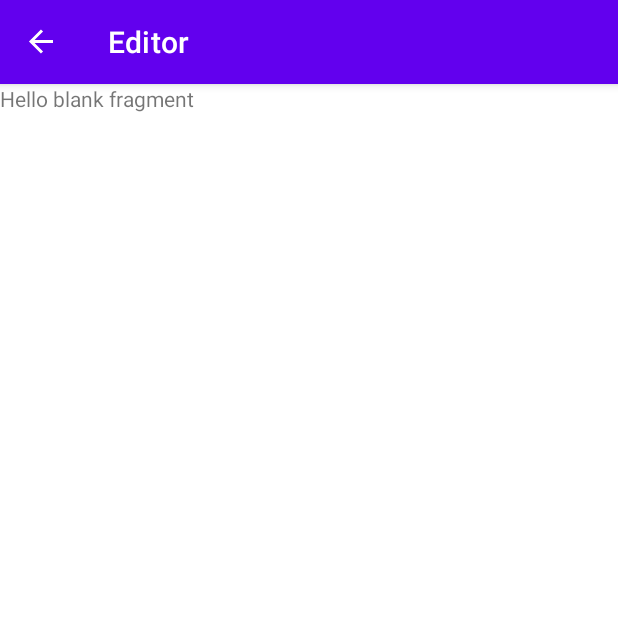
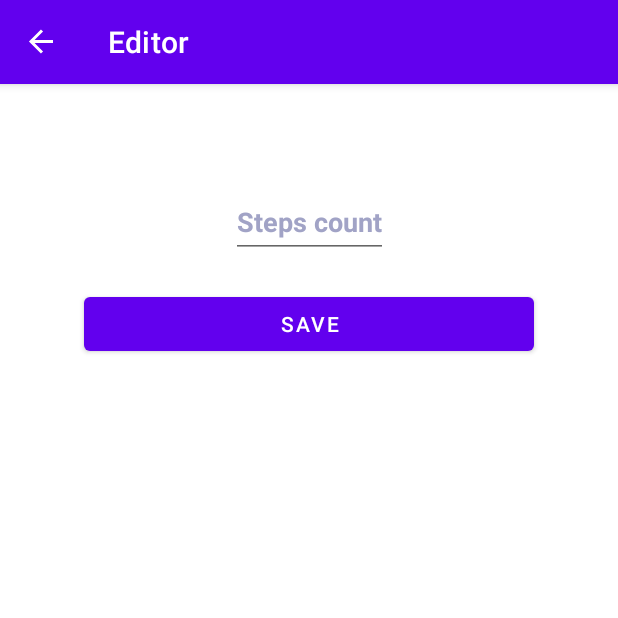
Before and after one commit to robertovna/GoogleFitApiStepLab, an Android app: the EditStepInfoFragment screen opened through its navigation route, on a phone screen of 412 x 824 dp, the top half of it. Run offline under Robolectric (Android 15) with nearby library versions, the phone set to English and light mode, and no system bars; our stand-ins replace navigation-ui; 2 statements that could not run were skipped.

Commit message:
added inserting steps

```diff
--- a/app/src/main/java/com/gayane/fitapp/EditStepInfoFragment.kt
+++ b/app/src/main/java/com/gayane/fitapp/EditStepInfoFragment.kt
@@ -5,6 +5,7 @@ import androidx.fragment.app.Fragment
 import android.view.LayoutInflater
 import android.view.View
 import android.view.ViewGroup
+import androidx.navigation.fragment.findNavController
 import com.gayane.fitapp.databinding.FragmentEditStepInfoBinding
 import com.gayane.fitapp.databinding.FragmentViewStepBinding
 
@@ -27,7 +28,12 @@ class EditStepInfoFragment : Fragment() {
     }
 
     private fun bindData() {
-
+        binding.addSteps.setOnClickListener {
+            val action = EditStepInfoFragmentDirections.actionEditStepInfoFragmentToViewStepFragment(
+                binding.count.text.toString().toInt()
+            )
+            findNavController().navigate(action)
+        }
     }
 
     override fun onDestroyView() {
--- a/app/src/main/res/layout/fragment_edit_step_info.xml
+++ b/app/src/main/res/layout/fragment_edit_step_info.xml
@@ -1,14 +1,37 @@
 <?xml version="1.0" encoding="utf-8"?>
-<FrameLayout xmlns:android="http://schemas.android.com/apk/res/android"
+<ScrollView xmlns:android="http://schemas.android.com/apk/res/android"
+    xmlns:app="http://schemas.android.com/apk/res-auto"
     xmlns:tools="http://schemas.android.com/tools"
     android:layout_width="match_parent"
-    android:layout_height="match_parent"
-    tools:context=".EditStepInfoFragment">
+    android:layout_height="match_parent">
 
-    <!-- TODO: Update blank fragment layout -->
-    <TextView
+    <androidx.constraintlayout.widget.ConstraintLayout
         android:layout_width="match_parent"
-        android:layout_height="match_parent"
-        android:text="@string/hello_blank_fragment" />
+        android:layout_height="wrap_content">
 
-</FrameLayout>
+        <EditText
+            android:id="@+id/count"
+            android:layout_width="wrap_content"
+            android:layout_height="wrap_content"
+            android:inputType="number"
+            android:minHeight="48dp"
+            android:text="Steps count"
+            android:textColor="#A1A3C6"
+            android:textStyle="normal|bold"
+            app:layout_constraintBottom_toBottomOf="parent"
+            app:layout_constraintEnd_toEndOf="parent"
+            app:layout_constraintStart_toStartOf="parent"
+            app:layout_constraintTop_toTopOf="parent" />
+
+        <Button
+            android:id="@+id/addSteps"
+            android:layout_width="300dp"
+            android:layout_height="wrap_content"
+            app:layout_constraintEnd_toEndOf="parent"
+            app:layout_constraintStart_toStartOf="parent"
+            app:layout_constraintTop_toBottomOf="@id/count"
+            android:layout_marginTop="20dp"
+            android:text="Save"/>
+
+    </androidx.constraintlayout.widget.ConstraintLayout>
+</ScrollView>
--- a/app/src/main/res/navigation/nav_graph.xml
+++ b/app/src/main/res/navigation/nav_graph.xml
@@ -8,6 +8,10 @@
         android:id="@+id/ViewStepFragment"
         android:name="com.gayane.fitapp.ViewStepFragment"
         android:label="View Image">
+        <argument
+            android:name="count"
+            android:defaultValue="0"
+            app:argType="integer" />
         <action
             android:id="@+id/action_ViewStepFragment_to_EditStepInfoFragment"
             app:destination="@id/EditStepInfoFragment" />
```
Also changed, not shown: app/src/main/java/com/gayane/fitapp/ViewStepFragment.kt (+48 -8 lines).
